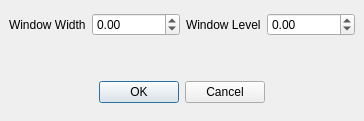
Above: starviewer/src/core/qcustomwindowleveldialogbase.ui from starviewer-medical/starviewer before the change. Below: the same form after it.
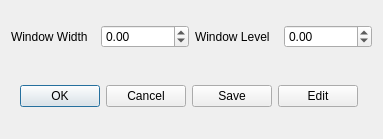
That is the form after the change.

Commit message: ENH: Afegida la funcionalitat de gestió dels Custom Window Levels. Permet afegir i borrar window levels creats per l'usuari. Crea un fitxer a la carpeta .starviewer/windowlevels anomenat customwindowlevel.ini on es guarden les configuracions.

Patch:
```diff
--- a/starviewer/src/core/qcustomwindowleveldialogbase.ui
+++ b/starviewer/src/core/qcustomwindowleveldialogbase.ui
@@ -1,12 +1,12 @@
 <ui version="4.0" >
  <class>udg::QCustomWindowLevelDialogBase</class>
- <widget class="QDialog" name="udg::QCustomWindowLevelDialogBase" >
-  <property name="geometry" >
+ <widget class="QDialog" name="udg::QCustomWindowLevelDialogBase">
+  <property name="geometry">
    <rect>
     <x>0</x>
     <y>0</y>
-    <width>341</width>
-    <height>121</height>
+    <width>383</width>
+    <height>139</height>
    </rect>
   </property>
   <property name="windowTitle" >
@@ -15,61 +15,47 @@
   <property name="modal" >
    <bool>true</bool>
   </property>
-  <layout class="QVBoxLayout" >
-   <property name="margin" >
-    <number>9</number>
-   </property>
-   <property name="spacing" >
-    <number>6</number>
-   </property>
+  <layout class="QVBoxLayout" name="verticalLayout">
    <item>
-    <layout class="QVBoxLayout" >
-     <property name="margin" >
-      <number>0</number>
-     </property>
-     <property name="spacing" >
+    <layout class="QHBoxLayout">
+     <property name="spacing">
       <number>6</number>
      </property>
-     <item>
-      <layout class="QHBoxLayout" >
-       <property name="margin" >
+     <property name="margin">
         <number>0</number>
        </property>
-       <property name="spacing" >
-        <number>6</number>
-       </property>
        <item>
-        <widget class="QLabel" name="label" >
-         <property name="text" >
+      <widget class="QLabel" name="label">
+       <property name="text">
           <string>Window Width</string>
          </property>
         </widget>
        </item>
        <item>
-        <widget class="QDoubleSpinBox" name="m_windowSpinBox" >
-         <property name="maximum" >
-          <double>131070.000000000000000</double>
-         </property>
-         <property name="minimum" >
+      <widget class="QDoubleSpinBox" name="m_windowSpinBox">
+       <property name="minimum">
           <double>-131070.000000000000000</double>
          </property>
+       <property name="maximum">
+        <double>131070.000000000000000</double>
+       </property>
         </widget>
        </item>
        <item>
-        <widget class="QLabel" name="label_2" >
-         <property name="text" >
+      <widget class="QLabel" name="label_2">
+       <property name="text">
           <string>Window Level</string>
          </property>
         </widget>
        </item>
        <item>
-        <widget class="QDoubleSpinBox" name="m_levelSpinBox" >
-         <property name="maximum" >
-          <double>131070.000000000000000</double>
-         </property>
-         <property name="minimum" >
+      <widget class="QDoubleSpinBox" name="m_levelSpinBox">
+       <property name="minimum">
           <double>-131070.000000000000000</double>
          </property>
+       <property name="maximum">
+        <double>131070.000000000000000</double>
+       </property>
         </widget>
        </item>
       </layout>
@@ -82,63 +68,69 @@
        <property name="sizeType" >
         <enum>QSizePolicy::Minimum</enum>
        </property>
-       <property name="sizeHint" >
+     <property name="sizeHint" stdset="0">
         <size>
          <width>301</width>
-         <height>31</height>
+       <height>13</height>
         </size>
        </property>
       </spacer>
      </item>
      <item>
-      <layout class="QHBoxLayout" >
-       <property name="margin" >
-        <number>0</number>
-       </property>
-       <property name="spacing" >
-        <number>6</number>
-       </property>
+    <layout class="QHBoxLayout" name="horizontalLayout">
        <item>
         <spacer>
          <property name="orientation" >
           <enum>Qt::Horizontal</enum>
          </property>
-         <property name="sizeHint" >
+       <property name="sizeHint" stdset="0">
           <size>
-           <width>61</width>
+         <width>13</width>
            <height>31</height>
           </size>
          </property>
         </spacer>
        </item>
        <item>
-        <widget class="QPushButton" name="m_okButton" >
-         <property name="text" >
+      <widget class="QPushButton" name="m_okButton">
+       <property name="text">
           <string>OK</string>
          </property>
         </widget>
        </item>
        <item>
-        <widget class="QPushButton" name="m_cancelButton" >
-         <property name="text" >
+      <widget class="QPushButton" name="m_cancelButton">
+       <property name="text">
           <string>Cancel</string>
          </property>
         </widget>
        </item>
+     <item>
+      <widget class="QPushButton" name="m_saveButton">
+       <property name="text">
+        <string>Save</string>
+       </property>
+      </widget>
+     </item>
+     <item>
+      <widget class="QPushButton" name="m_editButton">
+       <property name="text">
+        <string>Edit</string>
+       </property>
+      </widget>
+     </item>
        <item>
         <spacer>
          <property name="orientation" >
           <enum>Qt::Horizontal</enum>
          </property>
-         <property name="sizeHint" >
+       <property name="sizeHint" stdset="0">
           <size>
-           <width>61</width>
+         <width>17</width>
            <height>31</height>
           </size>
          </property>
         </spacer>
-       </item>
-      </layout>
      </item>
     </layout>
    </item>
```
Left out of the diff: 23 changed lines with no effect on the pictures. Lines whose indentation alone changed are shown as unchanged. The commit also changes 5 other files.
